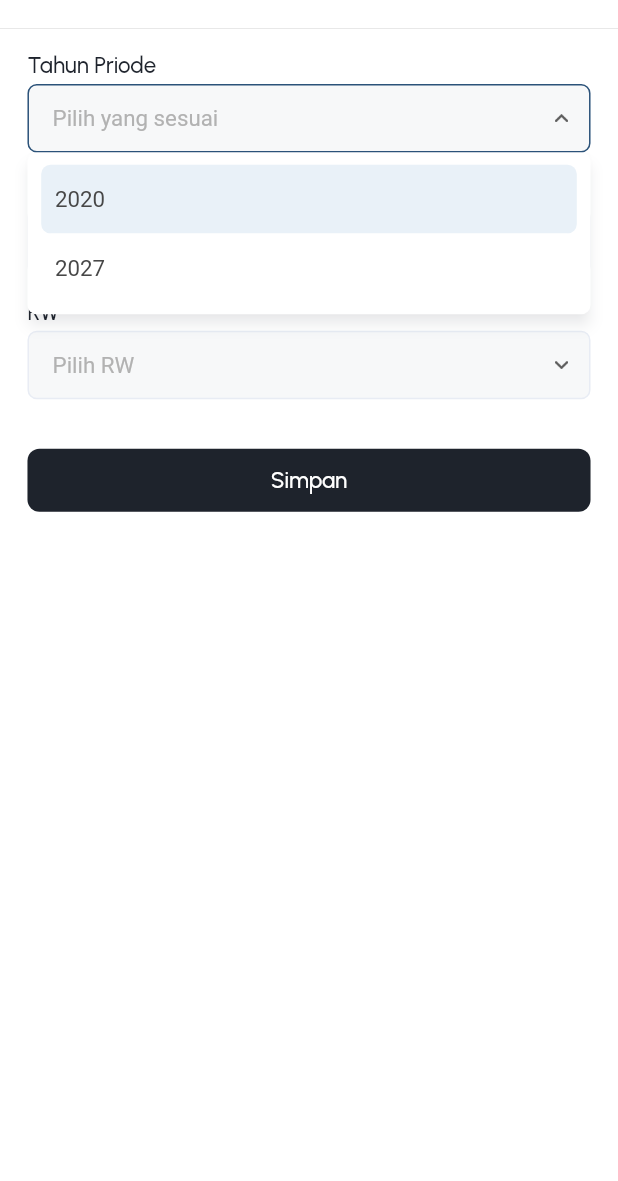
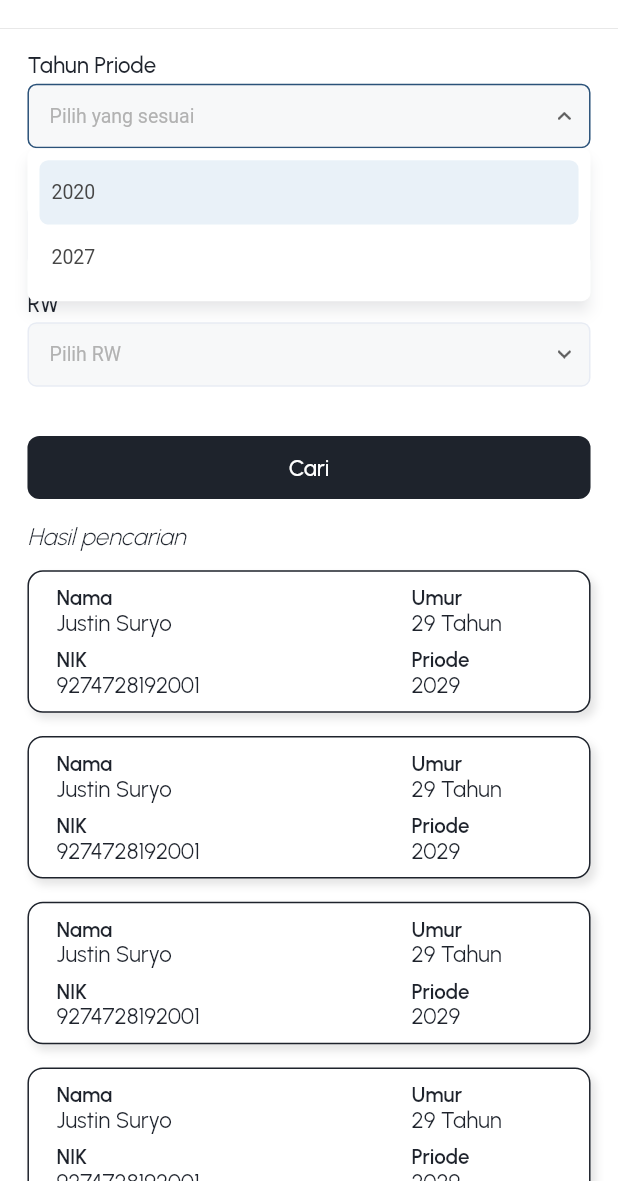
Before and after one commit to darykusuma741/banyuone, a Flutter app: the BansosScreen screen opened by its route, after a tap on "Pilih yang sesuai", on a phone screen of 412 x 824 dp, the part 55-1236 px from its top. Run offline on Flutter 3.47's test engine with Material 3 defaults, Android fonts, the phone set to English and light mode, and no system bars; our stand-ins replace flutter_screenutil, get; Roboto replaces fonts that are missing (Lexend).

Commit message:
fix bansos and invetory

```diff
--- a/lib/common/components/custom_dropdown.dart
+++ b/lib/common/components/custom_dropdown.dart
@@ -3,7 +3,6 @@ import 'package:banyuone/common/static/image_assets.dart';
 import 'package:banyuone/common/static/scaleocean/base_text.dart';
 import 'package:banyuone/common/static/scaleocean/colors_name.dart';
 import 'package:flutter/material.dart';
-import 'package:flutter_screenutil/flutter_screenutil.dart';
 
 // Widget dropdown custom yang mendukung generic data type T
 class CustomDropdown<T> extends StatefulWidget {
@@ -102,7 +101,7 @@ class _CustomDropdownState<T> extends State<CustomDropdown<T>> with TickerProvid
     final size = renderBox.size; // Ukuran widget
 
     final overlayHeight = MediaQuery.of(context).size.height;
-    final dropdownMaxHeight = 216.h;
+    final dropdownMaxHeight = 216.0;
 
     // Cek apakah dropdown cukup ditampilkan di bawah
     final canShowBelow = position.dy + size.height + dropdownMaxHeight <= overlayHeight;
@@ -142,12 +141,12 @@ class _CustomDropdownState<T> extends State<CustomDropdown<T>> with TickerProvid
                     elevation: 4,
                     color: ColorsNameScaleOcean.white,
                     shadowColor: const Color(0x33333A51),
-                    borderRadius: BorderRadius.circular(6.r),
+                    borderRadius: BorderRadius.circular(6.0),
                     child: ConstrainedBox(
                       constraints: BoxConstraints(maxHeight: dropdownMaxHeight),
                       child: ListView.builder(
                         itemCount: widget.items.length,
-                        padding: EdgeInsets.symmetric(horizontal: 8.w, vertical: 8.h),
+                        padding: EdgeInsets.symmetric(horizontal: 8.0, vertical: 8.0),
                         shrinkWrap: true,
                         itemBuilder: (context, index) {
                           final item = widget.items[index];
@@ -162,14 +161,14 @@ class _CustomDropdownState<T> extends State<CustomDropdown<T>> with TickerProvid
                               _removeDropdown();
                             },
                             child: Container(
-                              padding: EdgeInsets.symmetric(horizontal: 8.w, vertical: 12.h),
+                              padding: EdgeInsets.symmetric(horizontal: 8.0, vertical: 12.0),
                               decoration: BoxDecoration(
-                                borderRadius: BorderRadius.circular(6.r),
+                                borderRadius: BorderRadius.circular(6.0),
                                 color: colorSelect,
                               ),
                               child: Text(
                                 widget.customContent == null ? item.toString() : widget.customContent!(item),
-                                style: BaseTextScaleOcean.grayDarker.copyWith(fontSize: 13.sp, fontWeight: FontWeight.w400),
+                                style: BaseTextScaleOcean.grayDarker.copyWith(fontSize: 13.0, fontWeight: FontWeight.w400),
                               ),
                             ),
                           );
@@ -207,10 +206,10 @@ class _CustomDropdownState<T> extends State<CustomDropdown<T>> with TickerProvid
   @override
   Widget build(BuildContext context) {
     // Style teks
-    final styleText = BaseTextScaleOcean.grayDarker.copyWith(fontSize: 13.sp, fontWeight: FontWeight.w400);
-    final styleTextHint = BaseTextScaleOcean.grayMedium.copyWith(fontSize: 13.sp, fontWeight: FontWeight.w400);
-    final labelStyle = widget.labelStyle ?? BaseTextScaleOcean.blueMuted.copyWith(fontSize: 12.sp);
-    final requiredStyle = BaseTextScaleOcean.redCherry.copyWith(fontSize: 12.sp);
+    final styleText = BaseTextScaleOcean.grayDarker.copyWith(fontSize: 13.0, fontWeight: FontWeight.w400);
+    final styleTextHint = BaseTextScaleOcean.grayMedium.copyWith(fontSize: 13.0, fontWeight: FontWeight.w400);
+    final labelStyle = widget.labelStyle ?? BaseTextScaleOcean.blueMuted.copyWith(fontSize: 12.0);
+    final requiredStyle = BaseTextScaleOcean.redCherry.copyWith(fontSize: 11.0, wordSpacing: 0.0);
 
     return CompositedTransformTarget(
       link: _layerLink,
@@ -219,19 +218,20 @@ class _CustomDropdownState<T> extends State<CustomDropdown<T>> with TickerProvid
         children: [
           if (widget.label != null)
             Row(
+              crossAxisAlignment: CrossAxisAlignment.start,
               children: [
                 Text(widget.label!, style: labelStyle),
                 if (widget.required) Text(' *', style: requiredStyle), // Tanda wajib isi
               ],
             ),
-          if (widget.label != null) SizedBox(height: 5.h),
+          if (widget.label != null) SizedBox(height: 5.0),
 
           // Input field
           GestureDetector(
             onTap: _toggleDropdown,
             child: Container(
               width: double.infinity,
-              padding: EdgeInsets.symmetric(vertical: 11.h),
+              padding: EdgeInsets.symmetric(vertical: 11.0),
               decoration: BoxDecoration(
                 color: widget.fillColor,
                 border: Border.all(
@@ -239,16 +239,16 @@ class _CustomDropdownState<T> extends State<CustomDropdown<T>> with TickerProvid
                       ? (isDropdownOpen ? ColorsNameScaleOcean.blueSteel : widget.borderColor ?? ColorsNameScaleOcean.grayPearly)
                       : ColorsNameScaleOcean.redTomato,
                 ),
-                borderRadius: BorderRadius.circular(6.r),
+                borderRadius: BorderRadius.circular(6.0),
               ),
               child: Row(
                 children: [
-                  SizedBox(width: 13.75.w),
+                  SizedBox(width: 13.75),
                   Expanded(
                     child: Row(
                       children: [
-                        if (widget.iconLeftAsset != null) Image.asset(widget.iconLeftAsset!, height: 11.67.h),
-                        SizedBox(width: widget.iconLeftAsset != null ? 8.w : 0),
+                        if (widget.iconLeftAsset != null) Image.asset(widget.iconLeftAsset!, height: 11.67),
+                        SizedBox(width: widget.iconLeftAsset != null ? 8.0 : 0),
                         Expanded(
                           child: Text(
                             widget.customContent == null ? widget.selectedItem?.toString() ?? 'Pilih item' : widget.customContent!(widget.selectedItem),
@@ -260,12 +260,12 @@ class _CustomDropdownState<T> extends State<CustomDropdown<T>> with TickerProvid
                       ],
                     ),
                   ),
-                  SizedBox(width: 8.w),
+                  SizedBox(width: 8.0),
                   RotationTransition(
                     turns: _arrowAnimation,
-                    child: Image.asset(ImageAssets.iconChevronRight, height: 5.5.h),
+                    child: Image.asset(ImageAssets.iconChevronRight, height: 5.5),
                   ),
-                  SizedBox(width: 12.w),
+                  SizedBox(width: 12.0),
                 ],
               ),
             ),
--- a/lib/common/components/text_field.component.dart
+++ b/lib/common/components/text_field.component.dart
@@ -17,13 +17,14 @@ class TextFieldComponent extends StatelessWidget {
       borderSide: BorderSide(color: borderColor ?? Colors.white, width: 1.0),
     );
     border = borderColor == null ? null : border;
-    final requiredStyle = BaseTextScaleOcean.redCherry.copyWith(fontSize: 12.0);
+    final requiredStyle = BaseTextScaleOcean.redCherry.copyWith(fontSize: 11.0, wordSpacing: 0.0);
 
     return Column(
       crossAxisAlignment: CrossAxisAlignment.start,
       children: [
         if (label != null)
           Row(
+            crossAxisAlignment: CrossAxisAlignment.start,
             children: [
               Text(label!, style: styleLabel),
               Text(' *', style: requiredStyle), // Tanda wajib isi
--- a/lib/presentation/bansos/bansos.screen.dart
+++ b/lib/presentation/bansos/bansos.screen.dart
@@ -4,6 +4,7 @@ import 'package:banyuone/common/static/base_text.dart';
 import 'package:banyuone/common/static/colors_name.dart';
 import 'package:banyuone/infrastructure/navigation/routes.dart';
 import 'package:banyuone/presentation/bansos/form_search/bansos.form.dart';
+import 'package:banyuone/presentation/bansos/result_search/bansos.result_search.dart';
 import 'package:flutter/material.dart';
 import 'package:flutter_screenutil/flutter_screenutil.dart';
 
@@ -26,16 +27,18 @@ class BansosScreen extends GetView<BansosController> {
       body: SingleChildScrollView(
         padding: EdgeInsets.symmetric(horizontal: 16.w, vertical: 16.h),
         child: Column(
+          crossAxisAlignment: CrossAxisAlignment.start,
           spacing: 16.h,
           children: [
             BansosForm(),
             SizedBox(),
             ButtonComponent(
-              title: 'Simpan',
+              title: 'Cari',
               bgColor: ColorsName.darkBlueGray,
               style: BaseText.white.copyWith(fontSize: 13.sp, fontWeight: FontWeight.w500),
               onTap: controller.onHandleSearch,
             ),
+            BansosResultSearch(),
           ],
         ),
       ),
--- /dev/null
+++ b/lib/presentation/bansos/result_search/bansos.result_search.dart
@@ -0,0 +1,91 @@
+import 'package:banyuone/common/static/base_text.dart';
+import 'package:banyuone/common/static/colors_name.dart';
+import 'package:banyuone/presentation/bansos/controllers/bansos.controller.dart';
+import 'package:flutter/material.dart';
+import 'package:flutter_screenutil/flutter_screenutil.dart';
+import 'package:get/get.dart';
+
+class BansosResultSearch extends GetView<BansosController> {
+  const BansosResultSearch({super.key});
+
+  @override
+  Widget build(BuildContext context) {
+    return Column(
+      crossAxisAlignment: CrossAxisAlignment.start,
+      children: [
+        Text(
+          'Hasil pencarian',
+          style: BaseText.darkBlueGray.copyWith(fontSize: 14.sp, fontStyle: FontStyle.italic, fontWeight: FontWeight.w300),
+        ),
+        SizedBox(height: 15.0),
+        Column(
+          crossAxisAlignment: CrossAxisAlignment.start,
+          spacing: 15.h,
+          children: [
+            BansosResultSearchItem(),
+            BansosResultSearchItem(),
+            BansosResultSearchItem(),
+            BansosResultSearchItem(),
+            BansosResultSearchItem(),
+          ],
+        )
+      ],
+    );
+  }
+}
+
+class BansosResultSearchItem extends StatelessWidget {
+  const BansosResultSearchItem({super.key});
+
+  @override
+  Widget build(BuildContext context) {
+    return Container(
+      width: double.infinity,
+      padding: EdgeInsets.symmetric(horizontal: 16.w, vertical: 10.h),
+      decoration: BoxDecoration(
+        color: ColorsName.white,
+        border: Border.all(color: ColorsName.darkBlueGray, width: 1.0),
+        borderRadius: BorderRadius.circular(10.r),
+        boxShadow: [
+          BoxShadow(
+            color: Colors.black.withOpacity(0.1),
+            offset: Offset(3.0, 4.0),
+            blurRadius: 4.0,
+          ),
+        ],
+      ),
+      child: Row(
+        mainAxisAlignment: MainAxisAlignment.spaceBetween,
+        children: [
+          Column(
+            crossAxisAlignment: CrossAxisAlignment.start,
+            children: [
+              Text('Nama', style: BaseText.darkBlueGray.copyWith(fontSize: 12.sp, fontWeight: FontWeight.w600)),
+              SizedBox(height: 2.h),
+              Text('Justin Suryo', style: BaseText.darkBlueGray.copyWith(fontSize: 13.sp)),
+              SizedBox(height: 10.h),
+              Text('NIK', style: BaseText.darkBlueGray.copyWith(fontSize: 12.sp, fontWeight: FontWeight.w600)),
+              SizedBox(height: 2.h),
+              Text('9274728192001', style: BaseText.darkBlueGray.copyWith(fontSize: 13.sp)),
+            ],
+          ),
+          SizedBox(
+            width: 100.0,
+            child: Column(
+              crossAxisAlignment: CrossAxisAlignment.start,
+              children: [
+                Text('Umur', style: BaseText.darkBlueGray.copyWith(fontSize: 12.sp, fontWeight: FontWeight.w600)),
+                SizedBox(height: 2.h),
+                Text('29 Tahun', style: BaseText.darkBlueGray.copyWith(fontSize: 13.sp)),
+                SizedBox(height: 10.h),
+                Text('Priode', style: BaseText.darkBlueGray.copyWith(fontSize: 12.sp, fontWeight: FontWeight.w600)),
+                SizedBox(height: 2.h),
+                Text('2029', style: BaseText.darkBlueGray.copyWith(fontSize: 13.sp)),
+              ],
+            ),
+          ),
+        ],
+      ),
+    );
+  }
+}
--- a/lib/presentation/bansos_request/controllers/bansos_request.controller.dart
+++ b/lib/presentation/bansos_request/controllers/bansos_request.controller.dart
@@ -1,9 +1,6 @@
 import 'package:get/get.dart';
 
 class BansosRequestController extends GetxController {
-  //TODO: Implement BansosRequestController
-
-  final count = 0.obs;
   @override
   void onInit() {
     super.onInit();
@@ -19,5 +16,7 @@ class BansosRequestController extends GetxController {
     super.onClose();
   }
 
-  void onHandleSave() {}
+  void onHandleSave() {
+    Get.back();
+  }
 }
--- a/lib/presentation/bansos_request/form/bansos_request.form.dart
+++ b/lib/presentation/bansos_request/form/bansos_request.form.dart
@@ -46,10 +46,10 @@ class BansosRequestForm extends GetView<BansosRequestForm> {
           borderColor: borderColor,
           fillColor: fillColor,
           labelStyle: styleLabel,
-          required: false,
+          required: true,
           // error: controller.requestTypeErr.value,
           // selectedItem: controller.requestType.value,
-          label: 'Rt',
+          label: 'RT',
           items: ['Barang1', 'Barang2'],
           customContent: (p0) => p0 == null ? 'Pilih RT' : '$p0 ',
           onChanged: (value) {
@@ -63,7 +63,7 @@ class BansosRequestForm extends GetView<BansosRequestForm> {
           borderColor: borderColor,
           fillColor: fillColor,
           labelStyle: styleLabel,
-          required: false,
+          required: true,
           // error: controller.requestTypeErr.value,
           // selectedItem: controller.requestType.value,
           label: 'RW',
@@ -88,7 +88,7 @@ class BansosRequestForm extends GetView<BansosRequestForm> {
           borderColor: borderColor,
           fillColor: fillColor,
           labelStyle: styleLabel,
-          required: false,
+          required: true,
           // error: controller.requestTypeErr.value,
           // selectedItem: controller.requestType.value,
           label: 'Tahun Priode',
--- a/lib/presentation/inventory/inventory.screen.dart
+++ b/lib/presentation/inventory/inventory.screen.dart
@@ -26,13 +26,13 @@ class InventoryScreen extends GetView<InventoryController> {
           crossAxisAlignment: CrossAxisAlignment.start,
           spacing: 16.h,
           children: [
-            InventoryItems(),
             ButtonComponent(
               title: 'Kelola Inventory',
               bgColor: ColorsName.darkBlueGray,
               style: BaseText.white.copyWith(fontSize: 13.sp, fontWeight: FontWeight.w500),
               onTap: () => Get.toNamed(Routes.INVENTORY_REQUEST),
             ),
+            InventoryItems(),
           ],
         ),
       ),
--- a/lib/presentation/inventory/item/inventory.items.dart
+++ b/lib/presentation/inventory/item/inventory.items.dart
@@ -11,8 +11,27 @@ class InventoryItems extends GetView<InventoryController> {
   @override
   Widget build(BuildContext context) {
     return Column(
+      spacing: 15.h,
       children: [
-        Row(
+        InventoryItem(),
+        InventoryItem(),
+        InventoryItem(),
+        InventoryItem(),
+        InventoryItem(),
+        InventoryItem(),
+        InventoryItem(),
+        InventoryItem(),
+      ],
+    );
+  }
+}
+
+class InventoryItem extends StatelessWidget {
+  const InventoryItem({super.key});
+
+  @override
+  Widget build(BuildContext context) {
+    return Row(
       children: [
         Container(
           width: 70.0,
@@ -39,8 +58,6 @@ class InventoryItems extends GetView<InventoryController> {
           ],
         )
       ],
-        )
-      ],
     );
   }
 }
```
Lines whose indentation alone changed are shown as unchanged.
